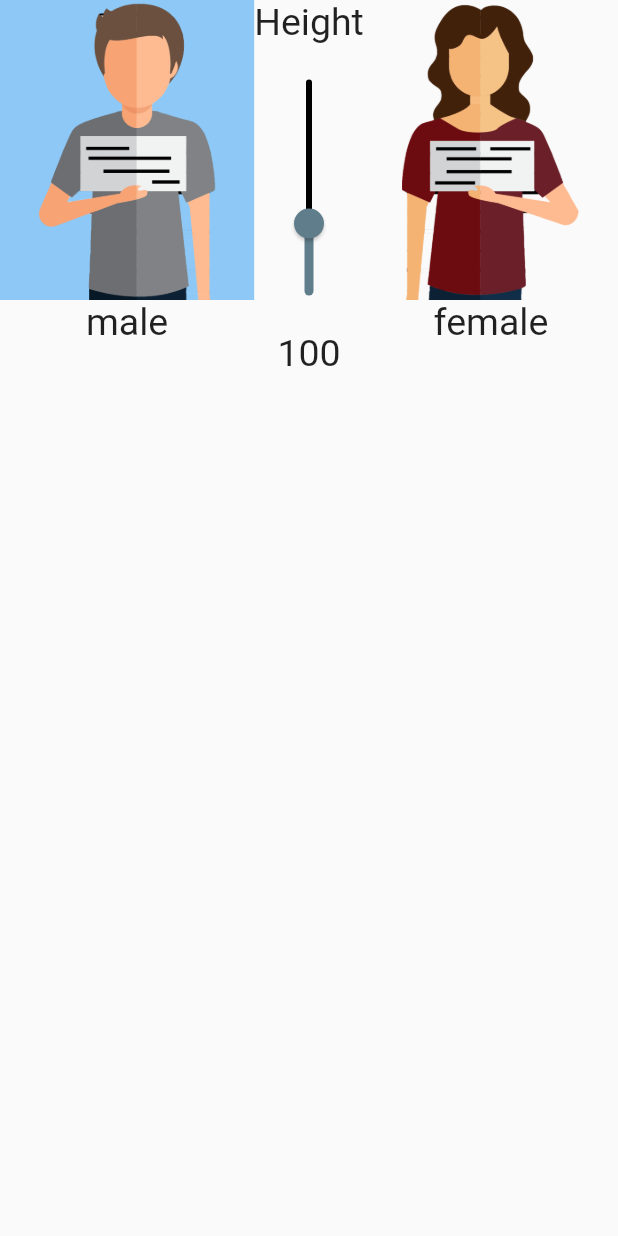
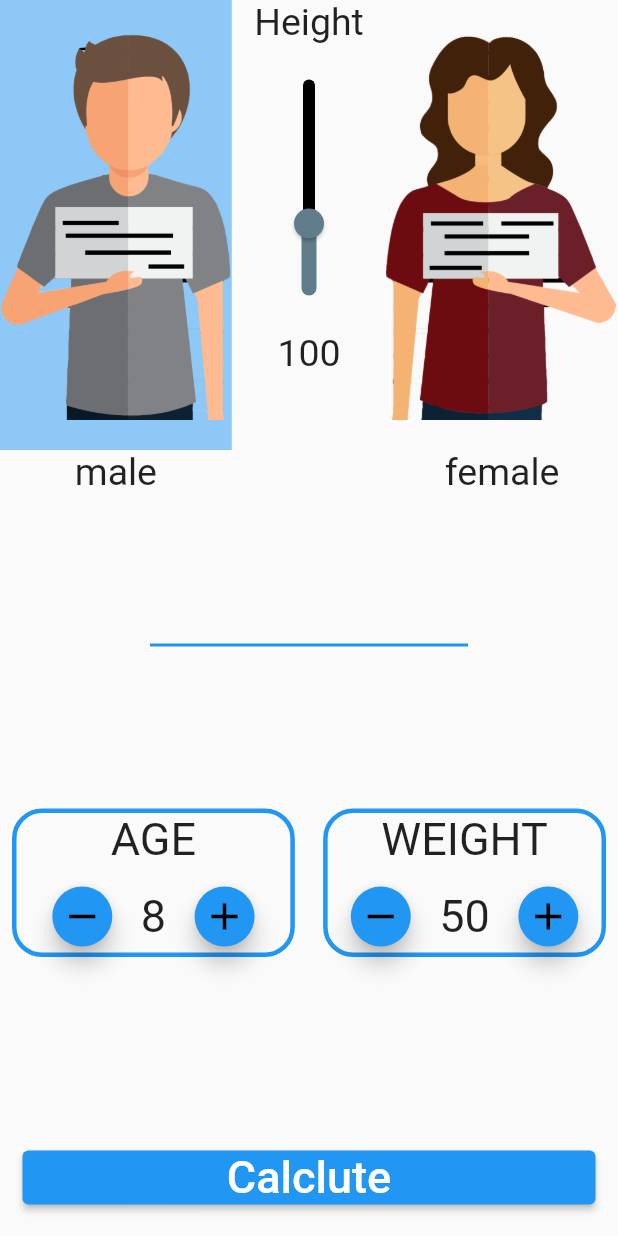
Before and after one commit to ahmedrsamak/bmi_calc, a Flutter app: the screen it shows after launch, on a phone screen of 412 x 824 dp. Run offline on Flutter 3.47's test engine with Material 2 defaults, Android fonts, the phone set to English and light mode, and no system bars.

Commit message:
UI for 1st screen Completed

```diff
--- a/lib/common/Buttons.dart
+++ b/lib/common/Buttons.dart
@@ -4,7 +4,7 @@ import 'package:flutter/cupertino.dart';
 import 'package:flutter/material.dart';
 
 Widget imageButton({
-  required title,
+  required String title,
   required String imageDir,
   required void Function()? onTap,
   bool isPressed = false,
@@ -23,7 +23,7 @@ Widget imageButton({
                 : Colors.blue.withOpacity(0),
             child: Image.asset(
               imageDir,
-              height: 200,
+              height: 300,
             ),
           ),
         ),
@@ -31,8 +31,64 @@ Widget imageButton({
           title,
           style: TextStyle(fontSize: 25),
           textAlign: TextAlign.center,
-        )
+        ),
       ],
     ),
   );
 }
+
+// Widget container Button
+Widget containerIcon({
+  String textUp = "",
+  String textDown = "",
+  required void Function() onTapInc,
+  required void Function() onTapDec,
+}) {
+  return Container(
+    decoration: BoxDecoration(
+      border: Border.all(color: Colors.blue, width: 3),
+      borderRadius: BorderRadius.circular(20),
+    ),
+    child: Column(
+      crossAxisAlignment: CrossAxisAlignment.center,
+      mainAxisAlignment: MainAxisAlignment.center,
+      children: [
+        Text(textUp, style: TextStyle(fontSize: textUp == "" ? 0 : 30)),
+        Padding(
+          padding: const EdgeInsets.only(top: 10.0),
+          child: Row(
+            crossAxisAlignment: CrossAxisAlignment.center,
+            mainAxisAlignment: MainAxisAlignment.center,
+            children: [
+              FloatingActionButton.small(
+                backgroundColor: Colors.blue,
+                onPressed: () {
+                  onTapDec();
+                },
+                child: Icon(
+                  Icons.remove,
+                  size: 30,
+                  color: Colors.black,
+                ),
+              ),
+              Padding(
+                padding: const EdgeInsets.symmetric(horizontal: 15.0),
+                child: Text(textDown,
+                    style: TextStyle(fontSize: textDown == "" ? 0 : 30)),
+              ),
+              FloatingActionButton.small(
+                backgroundColor: Colors.blue,
+                onPressed: onTapInc,
+                child: Icon(
+                  Icons.add,
+                  size: 30,
+                  color: Colors.black,
+                ),
+              ),
+            ],
+          ),
+        ),
+      ],
+    ),
+  );
+}
--- a/lib/common/Custom Slider.dart
+++ b/lib/common/Custom Slider.dart
@@ -16,6 +16,7 @@ Widget mySlider(
         quarterTurns: 3,
         child: SliderTheme(
           data: SliderThemeData(
+            trackHeight: 8,
             activeTrackColor: Colors.blueGrey,
             inactiveTrackColor: Colors.black,
             overlayColor: Colors.blueGrey,
--- a/lib/screens/HomeScreen.dart
+++ b/lib/screens/HomeScreen.dart
@@ -10,13 +10,18 @@ class HomeScreen extends StatefulWidget {
 }
 
 class _HomeScreenState extends State<HomeScreen> {
-  @override
   double currentPos = 100;
   bool ismale = true;
+  int age = 8;
+  int weight = 50;
+
+  @override
   Widget build(BuildContext context) {
     return SafeArea(
       child: Scaffold(
-        body: IntrinsicHeight(
+        body: Column(
+          children: [
+            IntrinsicHeight(
               child: Row(
                 crossAxisAlignment: CrossAxisAlignment.stretch,
                 children: [
@@ -32,7 +37,9 @@ class _HomeScreenState extends State<HomeScreen> {
                       title: "male",
                     ),
                   ),
-              mySlider(
+                  Expanded(
+                    flex: 4,
+                    child: mySlider(
                         pos: currentPos,
                         titleDown: currentPos.round().toString(),
                         titleUp: "Height",
@@ -40,6 +47,7 @@ class _HomeScreenState extends State<HomeScreen> {
                           currentPos = value;
                           setState(() {});
                         }),
+                  ),
                   Expanded(
                     flex: 6,
                     child: imageButton(
@@ -55,6 +63,61 @@ class _HomeScreenState extends State<HomeScreen> {
                 ],
               ),
             ),
+            Spacer(),
+            Padding(
+              padding: const EdgeInsets.symmetric(horizontal: 100),
+              child: Container(height: 2, color: Colors.blue),
+            ),
+            Spacer(),
+            Padding(
+              padding: const EdgeInsets.all(8.0),
+              child: Row(
+                children: [
+                  Expanded(
+                      child: containerIcon(
+                          textUp: "AGE",
+                          textDown: age.toString(),
+                          onTapInc: () {
+                            age++;
+                            setState(() {});
+                          },
+                          onTapDec: () {
+                            age--;
+                            setState(() {});
+                          }),
+                      flex: 10),
+                  Spacer(flex: 1),
+                  Expanded(
+                      child: containerIcon(
+                          textUp: "WEIGHT",
+                          textDown: weight.toString(),
+                          onTapInc: () {
+                            weight++;
+                            setState(() {});
+                          },
+                          onTapDec: () {
+                            weight--;
+                            setState(() {});
+                          }),
+                      flex: 10),
+                ],
+              ),
+            ),
+            Spacer(),
+            Padding(
+              padding: const EdgeInsets.all(15),
+              child: Container(
+                width: double.infinity,
+                child: ElevatedButton(
+                    onPressed: () {},
+                    child: Text(
+                      "Calclute",
+                      style: TextStyle(fontSize: 30),
+                    )),
+              ),
+            ),
+          ],
+        ),
       ),
     );
   }
```
Lines whose indentation alone changed are shown as unchanged.
